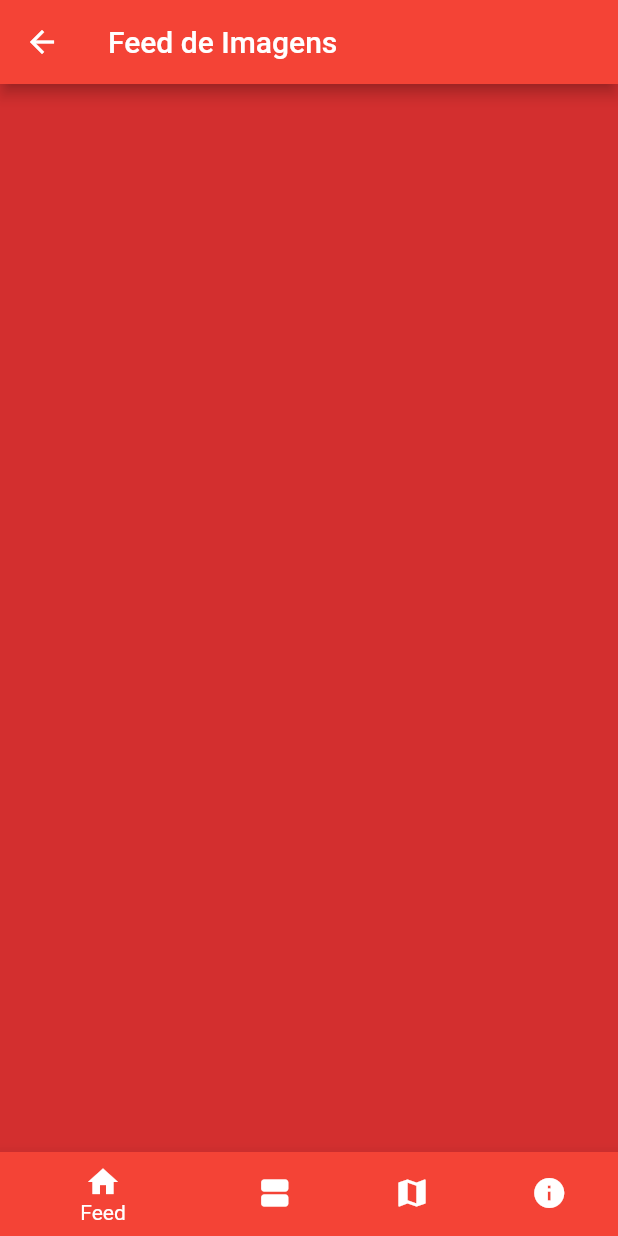
After one commit to felipe-julio/app_doacao_sangue, a Flutter app: the HomePage screen opened by its route, on a phone screen of 412 x 824 dp. The commit adds this screen. Run offline on Flutter 3.47's test engine with Material 2 defaults, Android fonts, the phone set to English and light mode, and no system bars; our stand-ins replace google_maps_flutter; missing offline and left inert: validate.

Commit message:
Implementa menu

```diff
--- /dev/null
+++ b/sangue_bom_app/lib/pages/feed.page.dart
@@ -0,0 +1,15 @@
+import 'package:flutter/material.dart';
+
+class FeedPage extends StatelessWidget {
+  @override
+  Widget build(BuildContext context) {
+    return Container(
+      child: Scaffold(
+        backgroundColor: Theme.of(context).primaryColorDark,
+        appBar: AppBar(
+          title: Text("Feed de Imagens"),
+        ),
+      ),
+    );
+  }
+}
--- /dev/null
+++ b/sangue_bom_app/lib/pages/home.page.dart
@@ -0,0 +1,54 @@
+import 'package:flutter/material.dart';
+import 'package:sangue_bom_app/pages/agendamento.page.dart';
+import 'package:sangue_bom_app/pages/feed.page.dart';
+
+import 'info.page.dart';
+import 'mapa.page.dart';
+
+class HomePage extends StatefulWidget {
+  @override
+  _HomePageState createState() => _HomePageState();
+}
+
+class _HomePageState extends State<HomePage> {
+  int _selectedPage = 0;
+  final _pageOptions = [FeedPage(), AgendamentoPage(), MapaPage(), InfoPage()];
+
+  @override
+  Widget build(BuildContext context) {
+    return Scaffold(
+      body: _pageOptions[_selectedPage],
+      bottomNavigationBar: BottomNavigationBar(
+        backgroundColor: Colors.red,
+        currentIndex: _selectedPage,
+        onTap: (int index) {
+          setState(() {
+            _selectedPage = index;
+          });
+        },
+        items: [
+          BottomNavigationBarItem(
+            icon: Icon(Icons.home),
+            title: Text('Feed'),
+            backgroundColor: Colors.red,
+          ),
+          BottomNavigationBarItem(
+            icon: Icon(Icons.view_agenda),
+            title: Text('Agendamento'),
+            backgroundColor: Colors.red,
+          ),
+          BottomNavigationBarItem(
+            icon: Icon(Icons.map),
+            title: Text('Mapa'),
+            backgroundColor: Colors.red,
+          ),
+          BottomNavigationBarItem(
+            icon: Icon(Icons.info),
+            title: Text('Informações'),
+            backgroundColor: Colors.red,
+          )
+        ],
+      ),
+    );
+  }
+}
--- a/sangue_bom_app/lib/pages/info.page.dart
+++ b/sangue_bom_app/lib/pages/info.page.dart
@@ -40,7 +40,7 @@ class InfoPage extends StatelessWidget {
   @override
   Widget build(BuildContext context) {
     return Container(
-      margin: EdgeInsets.fromLTRB(10, 20, 10, 5),
+      // margin: EdgeInsets.fromLTRB(10, 20, 10, 5),
       child: Scaffold(
         appBar: AppBar(
           title: Text("Informações Uteis"),
--- a/sangue_bom_app/lib/pages/login.page.dart
+++ b/sangue_bom_app/lib/pages/login.page.dart
@@ -35,7 +35,7 @@ class _LoginPageState extends State<LoginPage> {
     // First validate form.
     if (this._formKey.currentState.validate()) {
       _formKey.currentState.save();
-      Navigator.pushNamed(context, "/logado"); // Save our form now.
+      Navigator.pushNamed(context, "/Home"); // Save our form now.
 
     }
   }
```
Also changed, not shown: sangue_bom_app/lib/main.dart (+10 -1 lines), sangue_bom_app/lib/pages/agendamento.page.dart (added, +15 -0 lines).
